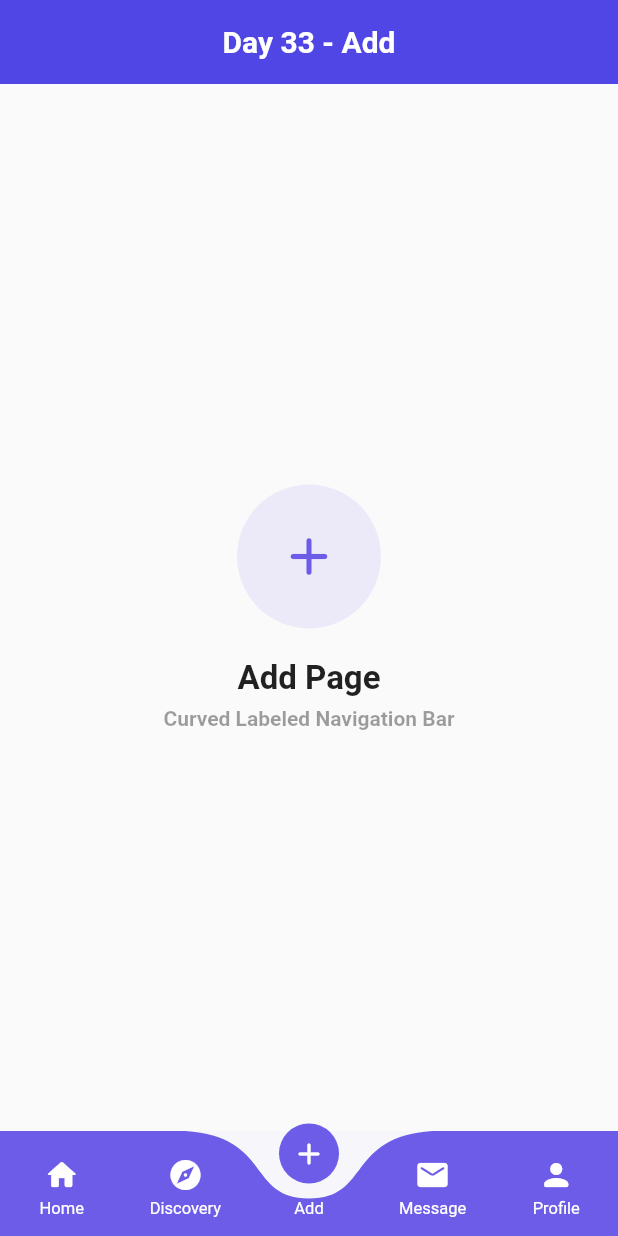
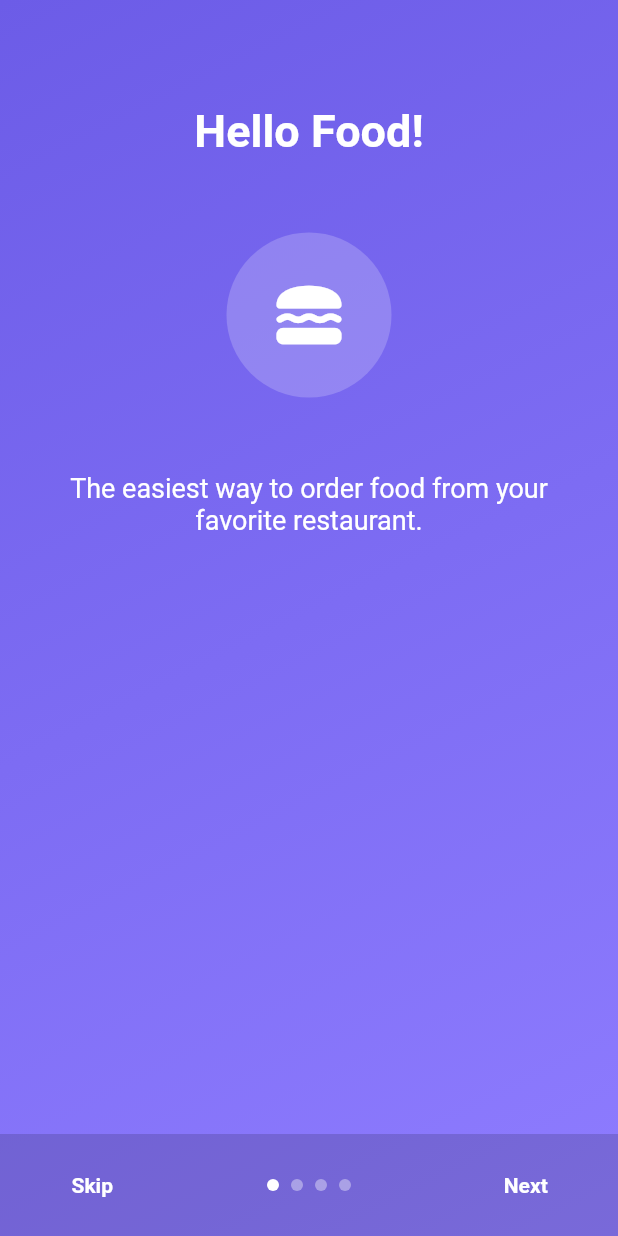
Before and after one commit to SheikhAman/package_of_the_day, a Flutter app: the screen it shows after launch, on a phone screen of 412 x 824 dp. Run offline on Flutter 3.47's test engine with Material 3 defaults, Android fonts, the phone set to English and light mode, and no system bars; drawn by our look-alikes of curved_labeled_navigation_bar, intro_slider; our stand-ins replace audioplayers, avatar_glow, card_swiper, clay_containers, flutter_blurhash, flutter_custom_clippers and 17 more; missing offline and left inert: aurora, day_night_switch, flutter_carousel_slider, flutter_settings_ui, neon, onboarding.

Commit message:
intro_slider

```diff
--- /dev/null
+++ b/lib/features/day34_intro_slider/day34_intro_slider.dart
@@ -0,0 +1,151 @@
+import 'package:flutter/material.dart';
+import 'package:intro_slider/intro_slider.dart';
+
+const _accent = Color(0xFF6C5CE7);
+
+class Day34IntroSlider extends StatefulWidget {
+  const Day34IntroSlider({super.key});
+
+  @override
+  State<Day34IntroSlider> createState() => _Day34IntroSliderState();
+}
+
+class _Day34IntroSliderState extends State<Day34IntroSlider> {
+  // The original loaded local asset images (pathImage). Replaced with
+  // `centerWidget` — an icon in a soft circle — so this runs without any
+  // bundled image assets.
+  final List<ContentConfig> _slides = [
+    ContentConfig(
+      title: 'Hello Food!',
+      description:
+          'The easiest way to order food from your favorite restaurant.',
+      centerWidget: _SlideIcon(Icons.lunch_dining_rounded),
+      colorBegin: _accent,
+      colorEnd: const Color(0xFF8E7CFF),
+    ),
+    ContentConfig(
+      title: 'Movie Tickets',
+      description: 'Book movie tickets for your family and friends!',
+      centerWidget: _SlideIcon(Icons.local_movies_rounded),
+      colorBegin: const Color(0xFFEC4899),
+      colorEnd: const Color(0xFFF472B6),
+    ),
+    ContentConfig(
+      title: 'Great Discounts!',
+      description: 'Best discounts on every single service we offer.',
+      centerWidget: _SlideIcon(Icons.local_offer_rounded),
+      colorBegin: const Color(0xFF14B8A6),
+      colorEnd: const Color(0xFF2DD4BF),
+    ),
+    ContentConfig(
+      title: 'Travel the World',
+      description: 'Book tickets for any transportation and travel the world.',
+      centerWidget: _SlideIcon(Icons.flight_takeoff_rounded),
+      colorBegin: const Color(0xFFF59E0B),
+      colorEnd: const Color(0xFFFBBF24),
+    ),
+  ];
+
+  void _onDonePress() {
+    Navigator.pushReplacement(
+      context,
+      MaterialPageRoute(builder: (_) => const _HomePage()),
+    );
+  }
+
+  @override
+  Widget build(BuildContext context) {
+    return IntroSlider(
+      listContentConfig: _slides,
+      renderSkipBtn: const Text(
+        'Skip',
+        style: TextStyle(color: Colors.white, fontWeight: FontWeight.w600),
+      ),
+      renderNextBtn: const Text(
+        'Next',
+        style: TextStyle(color: Colors.white, fontWeight: FontWeight.w600),
+      ),
+      renderDoneBtn: const Text(
+        'Done',
+        style: TextStyle(color: Colors.white, fontWeight: FontWeight.w600),
+      ),
+      indicatorConfig: const IndicatorConfig(
+        colorIndicator: Colors.white38,
+        colorActiveIndicator: Colors.white,
+        sizeIndicator: 8,
+        typeIndicatorAnimation: TypeIndicatorAnimation.sliding,
+      ),
+      navigationBarConfig: NavigationBarConfig(
+        navPosition: NavPosition.bottom,
+        backgroundColor: Colors.black.withValues(alpha: 0.15),
+      ),
+      scrollPhysics: const BouncingScrollPhysics(),
+      onDonePress: _onDonePress,
+    );
+  }
+}
+
+class _HomePage extends StatelessWidget {
+  const _HomePage();
+
+  @override
+  Widget build(BuildContext context) {
+    return Scaffold(
+      appBar: AppBar(
+        title: const Text(
+          'Day 34 - Intro Slider',
+          style: TextStyle(fontWeight: FontWeight.w600),
+        ),
+      ),
+      body: Center(
+        child: Column(
+          mainAxisAlignment: MainAxisAlignment.center,
+          children: [
+            Container(
+              width: 96,
+              height: 96,
+              alignment: Alignment.center,
+              decoration: BoxDecoration(
+                color: _accent.withValues(alpha: 0.1),
+                shape: BoxShape.circle,
+              ),
+              child: const Icon(
+                Icons.celebration_rounded,
+                color: _accent,
+                size: 44,
+              ),
+            ),
+            const SizedBox(height: 20),
+            const Text(
+              'Welcome!',
+              style: TextStyle(
+                fontSize: 26,
+                fontWeight: FontWeight.w700,
+                color: Colors.black87,
+              ),
+            ),
+          ],
+        ),
+      ),
+    );
+  }
+}
+
+class _SlideIcon extends StatelessWidget {
+  final IconData icon;
+  const _SlideIcon(this.icon);
+
+  @override
+  Widget build(BuildContext context) {
+    return Container(
+      width: 110,
+      height: 110,
+      alignment: Alignment.center,
+      decoration: BoxDecoration(
+        color: Colors.white.withValues(alpha: 0.2),
+        shape: BoxShape.circle,
+      ),
+      child: Icon(icon, color: Colors.white, size: 52),
+    );
+  }
+}
--- a/lib/features/routes.dart
+++ b/lib/features/routes.dart
@@ -31,3 +31,4 @@ export 'day30_flutter_lucide/day30_flutter_lucide.dart';
 export 'day31_simple_gradient_text/day31_simple_gradient_text.dart';
 export 'day32_image_picker/day32_image_picker.dart';
 export 'day33_curved_labeled_navigation_bar/day33_curved_labeled_navigation_bar.dart';
+export 'day34_intro_slider/day34_intro_slider.dart';
--- a/lib/main.dart
+++ b/lib/main.dart
@@ -61,7 +61,8 @@ class MyApp extends StatelessWidget {
       // home: const Day30FlutterLucide(),
       // home: const Day31SimpleGradientText(),
       // home: const Day32ImagePicker(),
-      home: const Day33CurvedLabeledNavBar(),
+      // home: const Day33CurvedLabeledNavBar(),
+      home: const Day34IntroSlider(),
     );
   }
 }
--- a/pubspec.yaml
+++ b/pubspec.yaml
@@ -111,6 +111,10 @@ dependencies:
   # For Curved Labeled Navigation Bar
   curved_labeled_navigation_bar: ^2.0.6
 
+  # For making a cool intro
+  intro_slider: ^4.2.5
+
+
 
 dev_dependencies:
   flutter_test:
```
Also changed, not shown: pubspec.lock, 1 other file.
